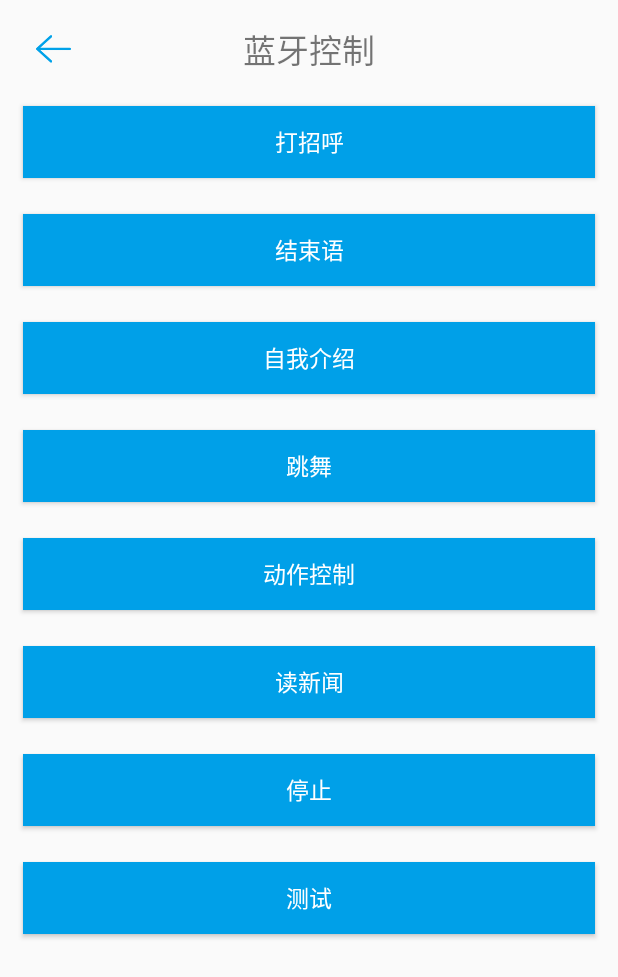
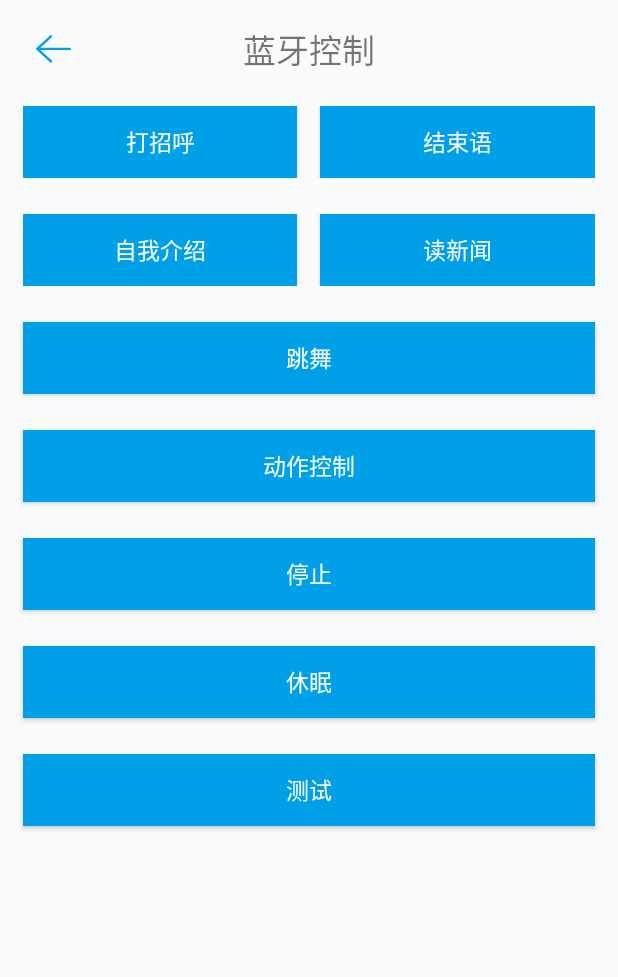
Before and after one commit to 1192918673/DoraAndroid, an Android app: the RobotControlActivity screen opened directly, with no data from a screen before it, on a phone screen of 412 x 824 dp. Shown: the top 977 px of the screen. Run offline under Robolectric (Android 15) with nearby library versions, the phone set to English and light mode, and no system bars; our stand-ins replace CircleImageView; libraries missing offline, so code that uses them is left out: com.igexin.sdk, com.umeng.analytics; 23 statements that could not run were skipped.

Commit message:
动作控制界面添加左右转向和停止按钮，控制界面添加休眠

```diff
--- a/app/build.gradle
+++ b/app/build.gradle
@@ -13,7 +13,7 @@ android {
         minSdkVersion 18
         targetSdkVersion 22
         versionCode 1
-        versionName "1.2.0.4"
+        versionName "1.2.0.6"
         multiDexEnabled true
     }
 
--- a/app/src/main/java/coms/geeknewbee/doraemon/robot/RobotControlActivity.java
+++ b/app/src/main/java/coms/geeknewbee/doraemon/robot/RobotControlActivity.java
@@ -83,6 +83,8 @@ public class RobotControlActivity extends BaseActivity implements Runnable {
 
     private static final int ACT_READ_NEWS = 25;
 
+    private static final int ACT_SLEEP = 26;
+
     /**
      * -----------------------组件----------------------
      **/
@@ -165,7 +167,7 @@ public class RobotControlActivity extends BaseActivity implements Runnable {
     String cmd[] = {"move", "forward", "backward", "left", "right", "disconnect", "intro_self", "dance",
             "movie", "stop", "head_left", "head_right", "head_up", "head_down", "l_arm_front",
             "l_arm_end", "l_arm_up", "l_arm_down", "r_arm_front", "r_arm_end", "r_arm_up",
-            "r_arm_down", "head_front", "say_hi", "end_say", "read_news"};
+            "r_arm_down", "head_front", "say_hi", "end_say", "read_news", "sleep"};
     private boolean isExit = false;
     private String ip;
 
@@ -239,6 +241,11 @@ public class RobotControlActivity extends BaseActivity implements Runnable {
         bt_stop.setOnClickListener(clickListener);
 
         findViewById(R.id.olTest).setOnClickListener(clickListener);
+        findViewById(R.id.olSleep).setOnClickListener(clickListener);
+
+        findViewById(R.id.bt_left).setOnClickListener(clickListener);
+        findViewById(R.id.bt_right).setOnClickListener(clickListener);
+        findViewById(R.id.bt_stopFoot).setOnClickListener(clickListener);
 
         pvHead.setName("头");
         pvHead.setBtn("上", "下", "左", "右");
@@ -264,6 +271,7 @@ public class RobotControlActivity extends BaseActivity implements Runnable {
     View.OnClickListener clickListener = new View.OnClickListener() {
         @Override
         public void onClick(View v) {
+            BluetoothCommand command = new BluetoothCommand();
             switch (v.getId()) {
                 case R.id.ibBack:
 //                    onBackPressed();
@@ -299,6 +307,10 @@ public class RobotControlActivity extends BaseActivity implements Runnable {
                     handler.sendEmptyMessage(ACT_STOP);
                     break;
 
+                case R.id.olSleep:  //休眠
+                    handler.sendEmptyMessage(ACT_SLEEP);
+                    break;
+
                 case R.id.rlAct:// 控制界面
                     // rlAct.setVisibility(View.GONE);
                     break;
@@ -308,6 +320,22 @@ public class RobotControlActivity extends BaseActivity implements Runnable {
                     pvFoot.setVisibility(View.VISIBLE);
                     isExit = false;
                     new Thread(RobotControlActivity.this).start();
+                    break;
+
+                case R.id.bt_left:  //向左转
+                    handler.sendEmptyMessage(ACT_LEFT);
+                    break;
+
+                case R.id.bt_right:  //向右转
+                    handler.sendEmptyMessage(ACT_RIGHT);
+                    break;
+
+                case R.id.bt_stopFoot:  //脚步停止
+                    mSpeedV = 0;
+                    mSpeedW = 0;
+                    command.setBluetoothFootCommand(new BluetoothCommand.FootCommand(0, 0));
+                    sendInfo(command);
+                    isRudderUse = false;
                     break;
 
                 case R.id.bt_go:    //点击前进
@@ -325,7 +353,6 @@ public class RobotControlActivity extends BaseActivity implements Runnable {
                 case R.id.bt_stop:  //点击停止
                     mSpeedV = 0;
                     mSpeedW = 0;
-                    BluetoothCommand command = new BluetoothCommand();
                     command.setBluetoothFootCommand(new BluetoothCommand.FootCommand(0, 0));
                     sendInfo(command);
                     isRudderUse = false;
@@ -335,6 +362,7 @@ public class RobotControlActivity extends BaseActivity implements Runnable {
                     Intent intent = new Intent(getApplicationContext(), TestActivity.class);
                     startActivity(intent);
                     break;
+
             }
         }
     };
--- a/app/src/main/res/layout/activity_robot_offline.xml
+++ b/app/src/main/res/layout/activity_robot_offline.xml
@@ -31,15 +31,20 @@
                 android:textSize="22dp" />
         </RelativeLayout>
 
-        <Button
-            android:id="@+id/olSayhi"
+        <LinearLayout
             android:layout_width="match_parent"
             android:layout_height="wrap_content"
-            android:layout_gravity="center_horizontal"
+            android:layout_marginTop="20dp"
             android:layout_marginBottom="14dp"
             android:layout_marginLeft="15dp"
             android:layout_marginRight="15dp"
-            android:layout_marginTop="20dp"
+            android:orientation="horizontal">
+            <Button
+                android:id="@+id/olSayhi"
+                android:layout_width="0dp"
+                android:layout_weight="1"
+                android:layout_height="wrap_content"
+                android:layout_marginRight="15dp"
                 android:background="#00A0E8"
                 android:gravity="center"
                 android:text="打招呼"
@@ -48,33 +53,49 @@
 
             <Button
                 android:id="@+id/olEnd_say"
-            android:layout_width="match_parent"
+                android:layout_width="0dp"
+                android:layout_weight="1"
                 android:layout_height="wrap_content"
-            android:layout_gravity="center_horizontal"
-            android:layout_marginBottom="14dp"
-            android:layout_marginLeft="15dp"
-            android:layout_marginRight="15dp"
-            android:layout_marginTop="10dp"
                 android:background="#00A0E8"
                 android:gravity="center"
                 android:text="结束语"
                 android:textColor="#FFFFFF"
                 android:textSize="15dp" />
+        </LinearLayout>
 
-        <Button
-            android:id="@+id/olInfo"
+        <LinearLayout
             android:layout_width="match_parent"
             android:layout_height="wrap_content"
-            android:layout_gravity="center_horizontal"
             android:layout_marginBottom="14dp"
             android:layout_marginLeft="15dp"
             android:layout_marginRight="15dp"
             android:layout_marginTop="10dp"
+            android:orientation="horizontal">
+
+        <Button
+            android:id="@+id/olInfo"
+            android:layout_width="0dp"
+            android:layout_weight="1"
+            android:layout_height="wrap_content"
+            android:layout_marginRight="15dp"
             android:background="#00A0E8"
             android:gravity="center"
             android:text="自我介绍"
             android:textColor="#FFFFFF"
             android:textSize="15dp" />
+
+        <Button
+            android:id="@+id/olRead_news"
+            android:layout_width="0dp"
+            android:layout_weight="1"
+            android:layout_height="wrap_content"
+            android:layout_gravity="center_horizontal"
+            android:background="#00A0E8"
+            android:gravity="center"
+            android:text="读新闻"
+            android:textColor="#FFFFFF"
+            android:textSize="15dp" />
+        </LinearLayout>
 
         <Button
             android:id="@+id/olDance"
@@ -123,21 +144,6 @@
             android:textSize="15dp" />
 
         <Button
-            android:id="@+id/olRead_news"
-            android:layout_width="match_parent"
-            android:layout_height="wrap_content"
-            android:layout_gravity="center_horizontal"
-            android:layout_marginBottom="14dp"
-            android:layout_marginLeft="15dp"
-            android:layout_marginRight="15dp"
-            android:layout_marginTop="10dp"
-            android:background="#00A0E8"
-            android:gravity="center"
-            android:text="读新闻"
-            android:textColor="#FFFFFF"
-            android:textSize="15dp" />
-
-        <Button
             android:id="@+id/olStop"
             android:layout_width="match_parent"
             android:layout_height="wrap_content"
@@ -149,6 +155,21 @@
             android:background="#00A0E8"
             android:gravity="center"
             android:text="停止"
+            android:textColor="#FFFFFF"
+            android:textSize="15dp" />
+
+        <Button
+            android:id="@+id/olSleep"
+            android:layout_width="match_parent"
+            android:layout_height="wrap_content"
+            android:layout_gravity="center_horizontal"
+            android:layout_marginBottom="14dp"
+            android:layout_marginLeft="15dp"
+            android:layout_marginRight="15dp"
+            android:layout_marginTop="10dp"
+            android:background="#00A0E8"
+            android:gravity="center"
+            android:text="休眠"
             android:textColor="#FFFFFF"
             android:textSize="15dp" />
 
@@ -230,6 +251,47 @@
             android:padding="20dp">
 
             <Button
+                android:id="@+id/bt_left"
+                android:layout_width="0dp"
+                android:layout_height="match_parent"
+                android:layout_weight="1"
+                android:text="向左"
+                android:textSize="20sp"
+                android:background="#00A0E8"
+                android:textColor="#fff"/>
+
+            <Button
+                android:id="@+id/bt_right"
+                android:layout_width="0dp"
+                android:layout_height="match_parent"
+                android:layout_weight="1"
+                android:layout_marginLeft="20dp"
+                android:background="#00A0E8"
+                android:textColor="#fff"
+                android:text="向右"
+                android:textSize="20sp"/>
+
+            <Button
+                android:id="@+id/bt_stopFoot"
+                android:layout_width="0dp"
+                android:layout_height="match_parent"
+                android:layout_weight="1"
+                android:layout_marginLeft="20dp"
+                android:background="#00A0E8"
+                android:textColor="#fff"
+                android:text="停止"
+                android:textSize="20sp"/>
+
+        </LinearLayout>
+
+        <LinearLayout
+            android:layout_width="match_parent"
+            android:layout_height="match_parent"
+            android:layout_weight="1"
+            android:orientation="horizontal"
+            android:padding="20dp">
+
+            <Button
                 android:visibility="gone"
                 android:id="@+id/bt_go"
                 android:layout_width="0dp"
@@ -265,7 +327,6 @@
                 android:textSize="20sp"/>
 
         </LinearLayout>
-
     </LinearLayout>
 
 </RelativeLayout>
```
Lines whose indentation alone changed are shown as unchanged.
